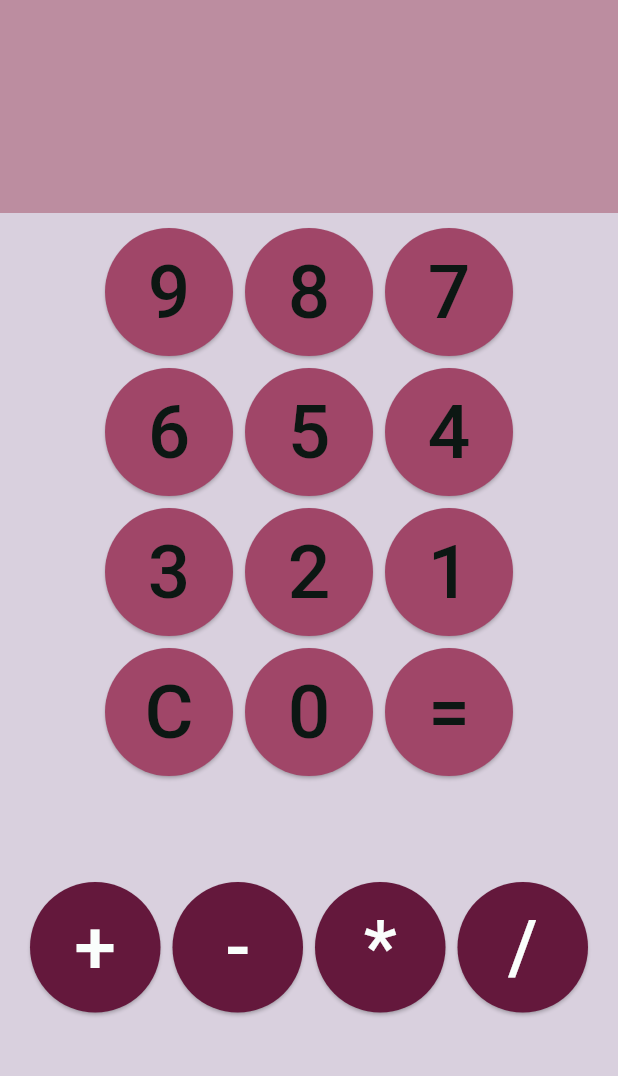
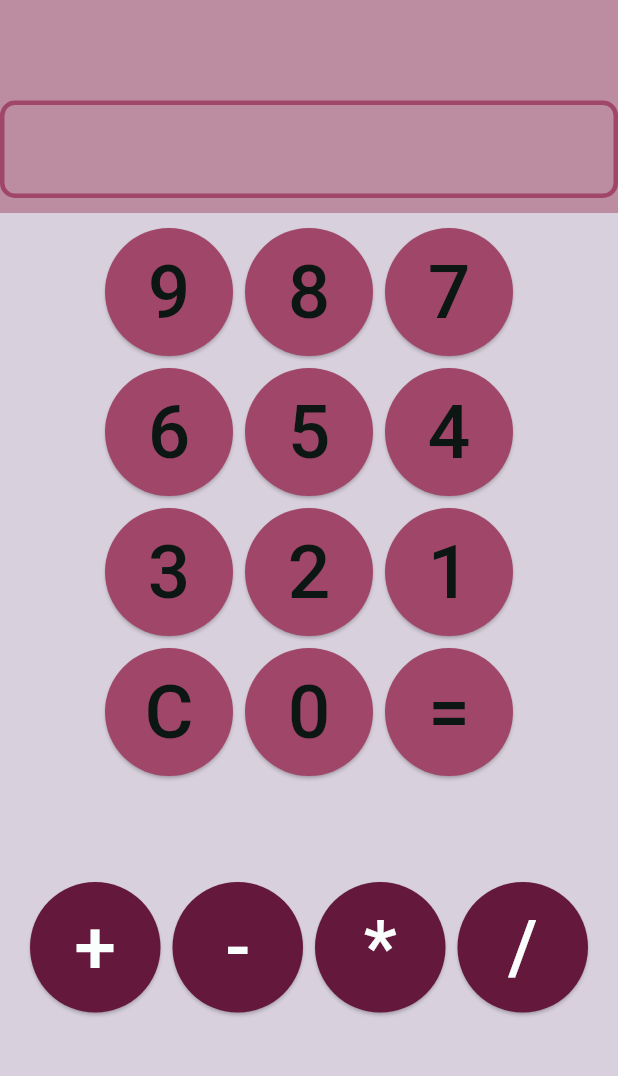
Before and after one commit to williams-esthera/calc_app, a Flutter app: the screen it shows after launch, on a phone screen of 412 x 824 dp, the part 84-1160 px from its top. Run offline on Flutter 3.47's test engine with Material 3 defaults, Android fonts, the phone set to English and light mode, and no system bars; our stand-ins replace math_expressions.

Commit message:
create border around calculation box

```diff
--- a/lib/main.dart
+++ b/lib/main.dart
@@ -171,10 +171,17 @@
                     error,
                     style: TextStyle(fontSize: 40, color: text2),
                   ),
-                  Text(
+                  Container(
+                    width: 450,
+                    padding: EdgeInsets.all(8),
+                    decoration: BoxDecoration(
+                      border: Border.all(color: accent1,width: 3),
+                      borderRadius: BorderRadius.circular(10),
+                    ),
+                  child: Text(
                     calculations,
                     style: TextStyle(fontSize: 30, color: text),
-                  ),
+                  ),),
                   ],
                 ),
                 ),
```
